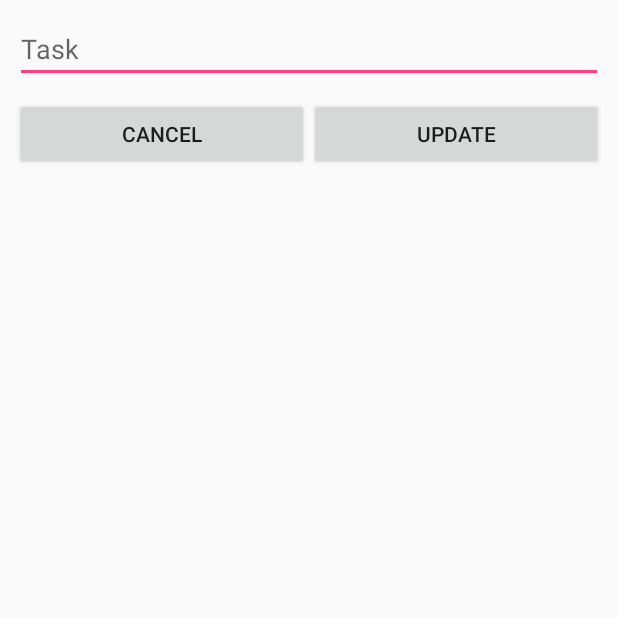
After one commit to SimonIlic/SimonIlic-pset42, an Android app: the EditTaskActivity screen opened directly, with no data from a screen before it, on a phone screen of 412 x 824 dp, the top half of it. The commit adds this screen. Run offline under Robolectric (Android 15) with nearby library versions, the phone set to English and light mode, and no system bars.

Commit message:
added edit option

```diff
--- a/app/src/main/AndroidManifest.xml
+++ b/app/src/main/AndroidManifest.xml
@@ -8,7 +8,8 @@
         android:label="@string/app_name"
         android:supportsRtl="true"
         android:theme="@style/AppTheme">
-        <activity android:name=".MainActivity"
+        <activity
+            android:name=".MainActivity"
             android:windowSoftInputMode="stateHidden">
             <intent-filter>
                 <action android:name="android.intent.action.MAIN" />
@@ -16,6 +17,7 @@
                 <category android:name="android.intent.category.LAUNCHER" />
             </intent-filter>
         </activity>
+        <activity android:name=".EditTaskActivity"></activity>
     </application>
 
 </manifest>
--- /dev/null
+++ b/app/src/main/java/mprog/simon/simonilic_pset4/EditTaskActivity.java
@@ -0,0 +1,54 @@
+package mprog.simon.simonilic_pset4;
+
+import android.app.Activity;
+import android.content.Intent;
+import android.support.v7.app.AppCompatActivity;
+import android.os.Bundle;
+import android.view.View;
+import android.widget.TextView;
+import android.widget.Toast;
+
+import org.w3c.dom.Text;
+
+public class EditTaskActivity extends Activity {
+    private DatabaseHelper dbHelper;
+    private long _id;
+
+    @Override
+    protected void onCreate(Bundle savedInstanceState) {
+        super.onCreate(savedInstanceState);
+        setContentView(R.layout.activity_edit_task);
+
+        setTitle("Edit Task");
+
+        dbHelper = new DatabaseHelper(this);
+
+        Intent intent = getIntent();
+        _id = intent.getLongExtra("id", -1);
+        String task = intent.getStringExtra("task");
+
+        TextView taskTextView = (TextView) findViewById(R.id.task_edit);
+        taskTextView.setText(task);
+    }
+
+    public void cancelEdit(View view) {
+        Toast.makeText(this, "Cancelled Edit", Toast.LENGTH_SHORT).show();
+        returnHome();
+    }
+
+    public void updateTask(View view) {
+        TextView taskTextView = (TextView) findViewById(R.id.task_edit);
+        String new_task = taskTextView.getText().toString();
+
+        dbHelper.update_task(_id, new_task);
+        Toast.makeText(this, "Edited Task", Toast.LENGTH_SHORT).show();
+
+        returnHome();
+    }
+
+    public void returnHome() {
+        Intent home_intent = new Intent(getApplicationContext(), MainActivity.class)
+                .setFlags(Intent.FLAG_ACTIVITY_CLEAR_TOP);
+        startActivity(home_intent);
+    }
+}
--- /dev/null
+++ b/app/src/main/res/layout/activity_edit_task.xml
@@ -0,0 +1,40 @@
+<?xml version="1.0" encoding="utf-8"?>
+<LinearLayout xmlns:android="http://schemas.android.com/apk/res/android"
+    android:layout_width="match_parent"
+    android:layout_height="match_parent"
+    android:orientation="vertical"
+    android:padding="10dp" >
+
+    <EditText
+        android:id="@+id/task_edit"
+        android:layout_width="match_parent"
+        android:layout_height="wrap_content"
+        android:layout_marginBottom="10dp"
+        android:ems="10"
+        android:hint="Task" />
+
+    <LinearLayout
+        android:layout_width="fill_parent"
+        android:layout_height="wrap_content"
+        android:weightSum="2"
+        android:gravity="center_horizontal"
+        android:orientation="horizontal" >
+
+        <Button
+            android:id="@+id/btn_cancel"
+            android:layout_width="wrap_content"
+            android:layout_height="wrap_content"
+            android:layout_weight="1"
+            android:onClick="cancelEdit"
+            android:text="Cancel" />
+
+        <Button
+            android:id="@+id/btn_update"
+            android:layout_width="wrap_content"
+            android:layout_height="wrap_content"
+            android:layout_weight="1"
+            android:onClick="updateTask"
+            android:text="Update" />
+    </LinearLayout>
+
+</LinearLayout>
```
Also changed, not shown: app/src/main/java/mprog/simon/simonilic_pset4/MainActivity.java (+22 -5 lines).
